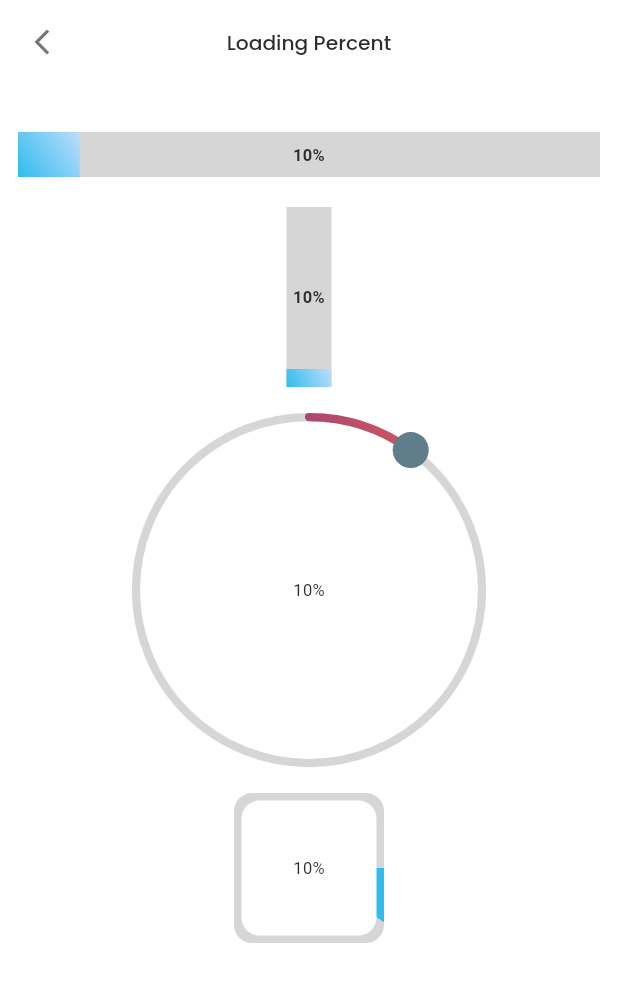
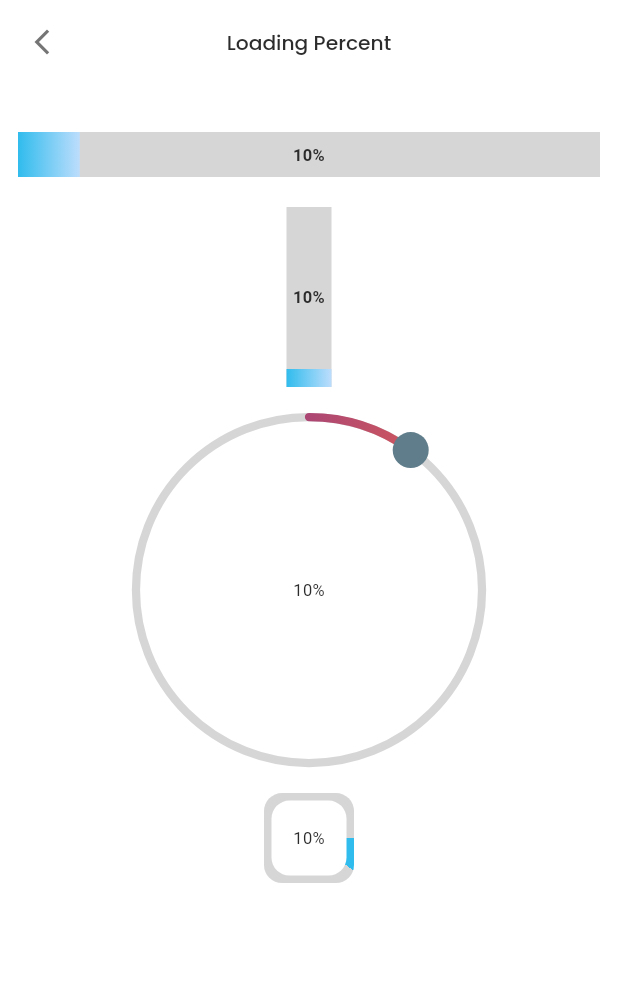
Before and after one commit to jbjason/packages_app, a Flutter app: the screen it shows after launch, after a tap on "Loading Percent Package", on a phone screen of 412 x 824 dp. Shown: the top 982 px of the screen. Run offline on Flutter 3.47's test engine with Material 3 defaults, Android fonts, the phone set to English and light mode, and no system bars; our stand-ins replace elegant_notification, logger, permission_handler; Roboto replaces fonts that are missing (Rubik_Regular); project files that could hold a hidden picture were left out.

Commit message:
loading percent updated

```diff
--- a/lib/features/loading_percent/presentation/loading_percent_screen.dart
+++ b/lib/features/loading_percent/presentation/loading_percent_screen.dart
@@ -1,14 +1,23 @@
-// ignore_for_file: depend_on_referenced_packages, unused_import
 import 'package:flutter/material.dart';
 import 'package:packages_app/core/util/mycolor.dart';
 import 'package:packages_app/core/util/mydimens.dart';
 import 'package:packages_app/features/loading_percent/presentation/widgets/loading_percent_painter.dart';
-import 'dart:math' as math;
 
-enum LoadingType { horizontal, vertical, circular }
+enum LoadingPercentType { horizontal, vertical, circular, square }
 
 class LoadingPercentScreen extends StatefulWidget {
-  const LoadingPercentScreen({super.key});
+  const LoadingPercentScreen(
+      {super.key,
+      required this.type,
+      this.showLoadingPercent = true,
+      this.straightLinePercentIndicator,
+      this.circularPercentIndicator,
+      this.squarePercentIndicator});
+  final LoadingPercentType type;
+  final bool showLoadingPercent;
+  final StraightLinePercentIndicator? straightLinePercentIndicator;
+  final CircularPercentIndicator? circularPercentIndicator;
+  final SquarePercentIndicator? squarePercentIndicator;
   @override
   State<LoadingPercentScreen> createState() => _LoadingPercentScreenState();
 }
@@ -41,154 +50,42 @@ class _LoadingPercentScreenState extends State<LoadingPercentScreen>
                 crossAxisAlignment: CrossAxisAlignment.center,
                 children: [
                   const SizedBox(height: 20),
-                  _getHorizontalVerticalLoading(
-                    type: LoadingType.horizontal,
+                  StraightLinePercentIndicator(
+                    type: LoadingPercentType.horizontal,
                     height: 30,
                     width: size.width,
+                    showLoadingPercent: widget.showLoadingPercent,
                     loadingPercent: _controller.value,
-                    showLoadingPercent: true,
+                    viewLoadingPercent: _getExactPercent(_controller.value),
                   ),
                   const SizedBox(height: 20),
-                  _getHorizontalVerticalLoading(
-                    type: LoadingType.vertical,
+                  StraightLinePercentIndicator(
+                    type: LoadingPercentType.vertical,
                     height: 120,
                     width: 30,
+                    showLoadingPercent: widget.showLoadingPercent,
                     loadingPercent: _controller.value,
-                    showLoadingPercent: true,
-                    indicatorGradientColor: LinearGradient(
-                      begin: Alignment.bottomLeft,
-                      end: Alignment.topRight,
-                      colors: [MyColor.skyPrimary, MyColor.skySecondary],
-                    ),
+                    viewLoadingPercent: _getExactPercent(_controller.value),
                   ),
                   const SizedBox(height: 20),
-                  _getCircleLoading(
+                  CircularPercentIndicator(
                     height: size.height * .28,
                     width: size.height * .28,
                     loadingPercent: _controller.value,
+                    viewLoadingPercent: _getExactPercent(_controller.value),
                   ),
                   const SizedBox(height: 20),
-                  _getSqareLoading(
-                    height: 100,
-                    width: 100,
-                    loadingPercent: _controller.value,
+                  SquarePercentIndicator(
+                    height: 60,
+                    width: 60,
+                    loadingPercent: _getPercent(1, _controller.value),
+                    viewLoadingPercent: _getExactPercent(_controller.value),
                   ),
                 ],
               ),
             ),
           ),
         ),
-      ),
-    );
-  }
-
-  Widget _getSqareLoading({
-    required double height,
-    required double width,
-    required double loadingPercent,
-    double borderRadius = 12,
-    Color indicatorColor = MyColor.skyPrimary,
-    Color backColor = MyColor.inActiveColor,
-  }) =>
-      Stack(
-        children: [
-          Container(
-            height: height,
-            width: width,
-            decoration: BoxDecoration(
-              borderRadius: BorderRadius.circular(borderRadius),
-              gradient: SweepGradient(
-                stops: [_getPercent(1, loadingPercent), 0],
-                colors: [indicatorColor, backColor],
-              ),
-            ),
-            child: Container(
-              margin: EdgeInsets.all(5),
-              decoration: BoxDecoration(
-                borderRadius: BorderRadius.circular(borderRadius),
-                color: Colors.white,
-              ),
-              child: Center(child: Text(_getExactPercent(loadingPercent))),
-            ),
-          ),
-        ],
-      );
-
-  Widget _getCircleLoading({
-    required double height,
-    required double width,
-    required double loadingPercent,
-  }) {
-    return SizedBox(
-      height: height,
-      width: width,
-      child: CustomPaint(
-        painter: LoadingPercentPainter(
-          strokeWidth: 5.5,
-          circleRadius: 12,
-          loadingPercent: loadingPercent,
-          indicatorGradientColor: [
-            Colors.deepOrangeAccent,
-            Colors.greenAccent,
-            Color(0xFF913A84),
-            Colors.deepOrangeAccent,
-          ],
-        ),
-        child: Center(child: Text(_getExactPercent(loadingPercent))),
-      ),
-    );
-  }
-
-  Widget _getHorizontalVerticalLoading({
-    required LoadingType type,
-    required double height,
-    required double width,
-    double borderRadius = 0,
-    required double loadingPercent,
-    required bool showLoadingPercent,
-    Color backColor = MyColor.inActiveColor,
-    Gradient indicatorGradientColor = const LinearGradient(
-      begin: Alignment.bottomLeft,
-      end: Alignment.topRight,
-      colors: [MyColor.skyPrimary, MyColor.skySecondary],
-    ),
-  }) {
-    bool isHorizontal = type == LoadingType.horizontal;
-    final indicatorHeightPercent =
-        isHorizontal ? height : _getPercent(height, loadingPercent);
-    final indicatorWidthPercent =
-        isHorizontal ? _getPercent(width, loadingPercent) : width;
-    final indicatorAlignment =
-        isHorizontal ? Alignment.centerLeft : Alignment.bottomCenter;
-    return Container(
-      height: height,
-      width: width,
-      decoration: BoxDecoration(
-        borderRadius: BorderRadius.circular(borderRadius),
-        color: backColor,
-      ),
-      child: Stack(
-        children: [
-          Align(
-            alignment: indicatorAlignment,
-            child: Container(
-              height: indicatorHeightPercent,
-              width: indicatorWidthPercent,
-              decoration: BoxDecoration(
-                borderRadius: BorderRadius.circular(borderRadius),
-                gradient: indicatorGradientColor,
-              ),
-            ),
-          ),
-          if (showLoadingPercent)
-            Center(
-              child: Text(
-                _getExactPercent(loadingPercent),
-                textAlign: TextAlign.center,
-                style: TextStyle(fontWeight: FontWeight.bold),
-              ),
-            ),
-        ],
       ),
     );
   }
@@ -208,3 +105,173 @@ class _LoadingPercentScreenState extends State<LoadingPercentScreen>
     super.dispose();
   }
 }
+
+class StraightLinePercentIndicator extends StatelessWidget {
+  const StraightLinePercentIndicator({
+    super.key,
+    required this.type,
+    required this.height,
+    required this.width,
+    this.borderRadius = 0,
+    required this.loadingPercent,
+    required this.viewLoadingPercent,
+    required this.showLoadingPercent,
+    this.inactiveTrackColor = MyColor.inActiveColor,
+    this.activeTrackColor = const [MyColor.skyPrimary, MyColor.skySecondary],
+  });
+
+  final LoadingPercentType type;
+  final double height;
+  final double width;
+  final double borderRadius;
+  final double loadingPercent;
+  final String viewLoadingPercent;
+  final bool showLoadingPercent;
+  final Color inactiveTrackColor;
+  final List<Color> activeTrackColor;
+
+  @override
+  Widget build(BuildContext context) {
+    bool isHorizontal = type == LoadingPercentType.horizontal;
+    final indicatorHeightPercent =
+        isHorizontal ? height : _getPercent(height, loadingPercent);
+    final indicatorWidthPercent =
+        isHorizontal ? _getPercent(width, loadingPercent) : width;
+    final indicatorAlignment =
+        isHorizontal ? Alignment.centerLeft : Alignment.bottomCenter;
+    return Container(
+      height: height,
+      width: width,
+      decoration: BoxDecoration(
+        borderRadius: BorderRadius.circular(borderRadius),
+        color: inactiveTrackColor,
+      ),
+      child: Stack(
+        children: [
+          Align(
+            alignment: indicatorAlignment,
+            child: Container(
+              height: indicatorHeightPercent,
+              width: indicatorWidthPercent,
+              decoration: BoxDecoration(
+                borderRadius: BorderRadius.circular(borderRadius),
+                gradient: LinearGradient(colors: activeTrackColor),
+              ),
+            ),
+          ),
+          if (showLoadingPercent)
+            Center(
+              child: Text(
+                viewLoadingPercent,
+                textAlign: TextAlign.center,
+                style: TextStyle(fontWeight: FontWeight.bold),
+              ),
+            ),
+        ],
+      ),
+    );
+  }
+
+  double _getPercent(double width, double loadingPercent) {
+    if (loadingPercent > 1) return width;
+    if (loadingPercent < 0) return 0;
+    return width * loadingPercent;
+  }
+}
+
+class CircularPercentIndicator extends StatelessWidget {
+  const CircularPercentIndicator({
+    super.key,
+    required this.height,
+    required this.width,
+    required this.loadingPercent,
+    this.inActiveTrackColor = MyColor.inActiveColor,
+    this.activeTrackColor = const [
+      Colors.deepOrangeAccent,
+      Colors.greenAccent,
+      Color(0xFF913A84),
+      Colors.deepOrangeAccent
+    ],
+    required this.viewLoadingPercent,
+  });
+  final double height;
+  final double width;
+  final double loadingPercent;
+  final Color inActiveTrackColor;
+  final List<Color> activeTrackColor;
+  final String viewLoadingPercent;
+
+  @override
+  Widget build(BuildContext context) {
+    return SizedBox(
+      height: height,
+      width: width,
+      child: CustomPaint(
+        painter: LoadingPercentPainter(
+          strokeWidth: 5.5,
+          circleRadius: 12,
+          loadingPercent: loadingPercent,
+          inActiveTrackColor: inActiveTrackColor,
+          indicatorGradientColor: _getGradientColor,
+        ),
+        child: Center(child: Text(viewLoadingPercent)),
+      ),
+    );
+  }
+
+  List<Color> get _getGradientColor {
+    if (activeTrackColor.isEmpty) {
+      return [Colors.blue, Colors.blue];
+    } else if (activeTrackColor.length == 1) {
+      return [activeTrackColor[0], activeTrackColor[0]];
+    } else {
+      return activeTrackColor;
+    }
+  }
+}
+
+class SquarePercentIndicator extends StatelessWidget {
+  const SquarePercentIndicator(
+      {super.key,
+      required this.height,
+      required this.width,
+      required this.loadingPercent,
+      required this.viewLoadingPercent,
+      this.borderRadius = 12,
+      this.indicatorColor = MyColor.skyPrimary,
+      this.backColor = MyColor.inActiveColor});
+  final double height;
+  final double width;
+  final double loadingPercent;
+  final String viewLoadingPercent;
+  final double borderRadius;
+  final Color indicatorColor;
+  final Color backColor;
+
+  @override
+  Widget build(BuildContext context) {
+    return Stack(
+      children: [
+        Container(
+          height: height,
+          width: width,
+          decoration: BoxDecoration(
+            borderRadius: BorderRadius.circular(borderRadius),
+            gradient: SweepGradient(
+              stops: [loadingPercent, 0],
+              colors: [indicatorColor, backColor],
+            ),
+          ),
+          child: Container(
+            margin: EdgeInsets.all(5),
+            decoration: BoxDecoration(
+              borderRadius: BorderRadius.circular(borderRadius),
+              color: Colors.white,
+            ),
+            child: Center(child: Text(viewLoadingPercent)),
+          ),
+        ),
+      ],
+    );
+  }
+}
--- a/lib/features/loading_percent/presentation/widgets/loading_percent_painter.dart
+++ b/lib/features/loading_percent/presentation/widgets/loading_percent_painter.dart
@@ -1,6 +1,4 @@
-// ignore_for_file: depend_on_referenced_packages
 import 'package:flutter/material.dart';
-import 'package:packages_app/core/util/mycolor.dart';
 import 'package:vector_math/vector_math_64.dart' as math;
 import 'dart:math';
 
@@ -8,13 +6,13 @@ class LoadingPercentPainter extends CustomPainter {
   final double strokeWidth;
   final double circleRadius;
   final double loadingPercent;
-  final Color backColor;
+  final Color inActiveTrackColor;
   final List<Color> indicatorGradientColor;
   const LoadingPercentPainter({
     required this.strokeWidth,
     required this.circleRadius,
     required this.loadingPercent,
-    this.backColor = MyColor.inActiveColor,
+    required this.inActiveTrackColor,
     required this.indicatorGradientColor,
   });
 
@@ -29,7 +27,7 @@ class LoadingPercentPainter extends CustomPainter {
     final paint = Paint()
       ..style = PaintingStyle.stroke
       ..strokeCap = StrokeCap.round
-      ..color = backColor
+      ..color = inActiveTrackColor
       ..strokeWidth = strokeWidth;
     canvas.drawArc(rect, math.radians(270), math.radians(360), false, paint);
 
--- a/lib/features/shimmer_loading/presentation/shimmer_loading_screen.dart
+++ b/lib/features/shimmer_loading/presentation/shimmer_loading_screen.dart
@@ -84,7 +84,7 @@ class ShimmerloadingPremium extends StatefulWidget {
       required this.child,
       required this.itemHeight,
       this.itemWidth,
-      this.heightLightColor = Colors.white,
+      this.highlightColor = Colors.white,
       this.secondaryColor = Colors.white38,
       this.length = 1,
       this.itemSeparateHeightWidth = 0,
@@ -93,7 +93,7 @@ class ShimmerloadingPremium extends StatefulWidget {
   final Widget child;
   final double itemHeight;
   final double? itemWidth;
-  final Color heightLightColor;
+  final Color highlightColor;
   final Color secondaryColor;
   final int length;
   final double itemSeparateHeightWidth;
@@ -117,7 +117,7 @@ class _ShimmerloadingPremiumState extends State<ShimmerloadingPremium>
     //WidgetsBinding.instance.addPostFrameCallback((_) => _getSize());
     _controller = AnimationController(vsync: this, duration: widget.duration);
     _colorAnimation =
-        ColorTween(begin: widget.heightLightColor, end: widget.secondaryColor)
+        ColorTween(begin: widget.highlightColor, end: widget.secondaryColor)
             .animate(_controller);
     _controller.repeat();
   }
--- a/lib/home.dart
+++ b/lib/home.dart
@@ -38,9 +38,11 @@ class Home extends StatelessWidget {
               ElevatedButton(
                 onPressed: () {
                   Navigator.push(
-                      context,
-                      MaterialPageRoute(
-                          builder: (_) => LoadingPercentScreen()));
+                    context,
+                    MaterialPageRoute(
+                        builder: (_) => LoadingPercentScreen(
+                            type: LoadingPercentType.horizontal)),
+                  );
                 },
                 child: Text("Loading Percent Package"),
               ),
```
